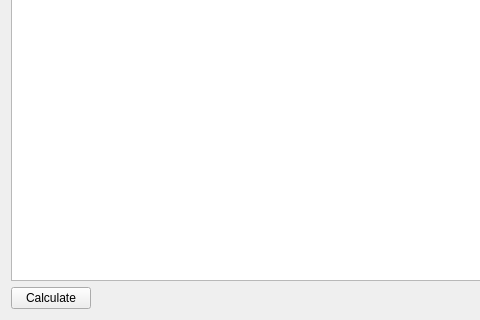
Pyomo/pyomo, file pyomo/contrib/viewer/residual_table.ui: the form before one commit; both pictures show x 0 to 480 and y 345 to 665 of the 1227 by 665 pixel window.
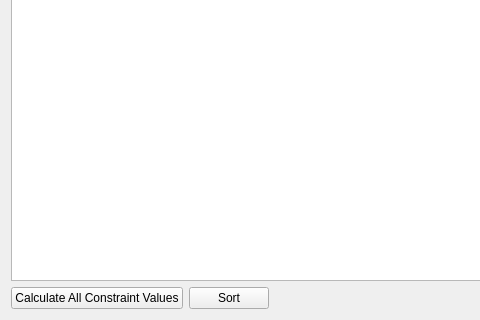
The form after the commit.

Commit message: Adding residual table

Patch:
```diff
--- a/pyomo/contrib/viewer/residual_table.ui
+++ b/pyomo/contrib/viewer/residual_table.ui
@@ -22,7 +22,14 @@
      <item>
       <widget class="QPushButton" name="calculateButton">
        <property name="text">
-        <string>Calculate</string>
+        <string>Calculate All Constraint Values</string>
+       </property>
+      </widget>
+     </item>
+     <item>
+      <widget class="QPushButton" name="sortButton">
+       <property name="text">
+        <string>Sort</string>
        </property>
       </widget>
      </item>
```
Left out of the diff: 2 changed lines with no effect on the pictures. The commit also changes 11 other files.
